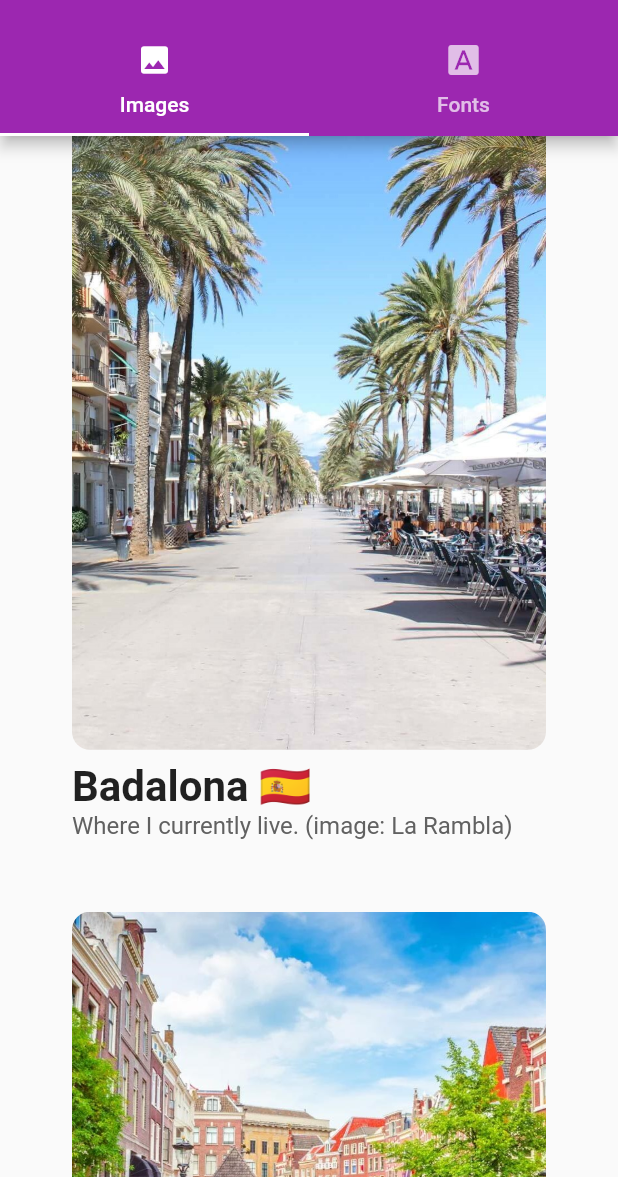
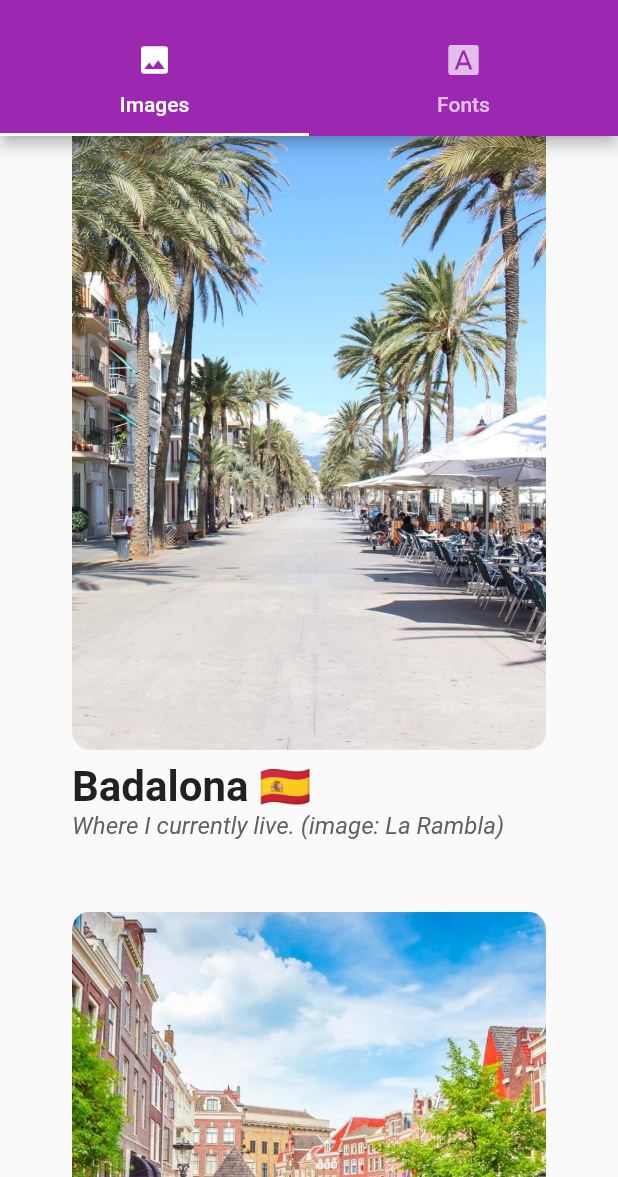
Before and after one commit to smascaro/MDADM_M0.665_PAC4_assets, a Flutter app: the screen it shows after launch, scrolled down 1152 dp, on a phone screen of 412 x 824 dp, the part 59-1236 px from its top. Run offline on Flutter 3.47's test engine with Material 2 defaults, Android fonts, the phone set to English and light mode, and no system bars.

Commit message:
Make description text italic

```diff
--- a/lib/widgets/described_image.dart
+++ b/lib/widgets/described_image.dart
@@ -52,7 +52,7 @@ class DescribedImage extends StatelessWidget {
   Text buildDescription() {
     return Text(
       _imageDescription,
-      style: TextStyle(fontSize: 16, color: Colors.grey[700]),
+      style: TextStyle(fontSize: 16, color: Colors.grey[700], fontStyle: FontStyle.italic),
     );
   }
 }
```
